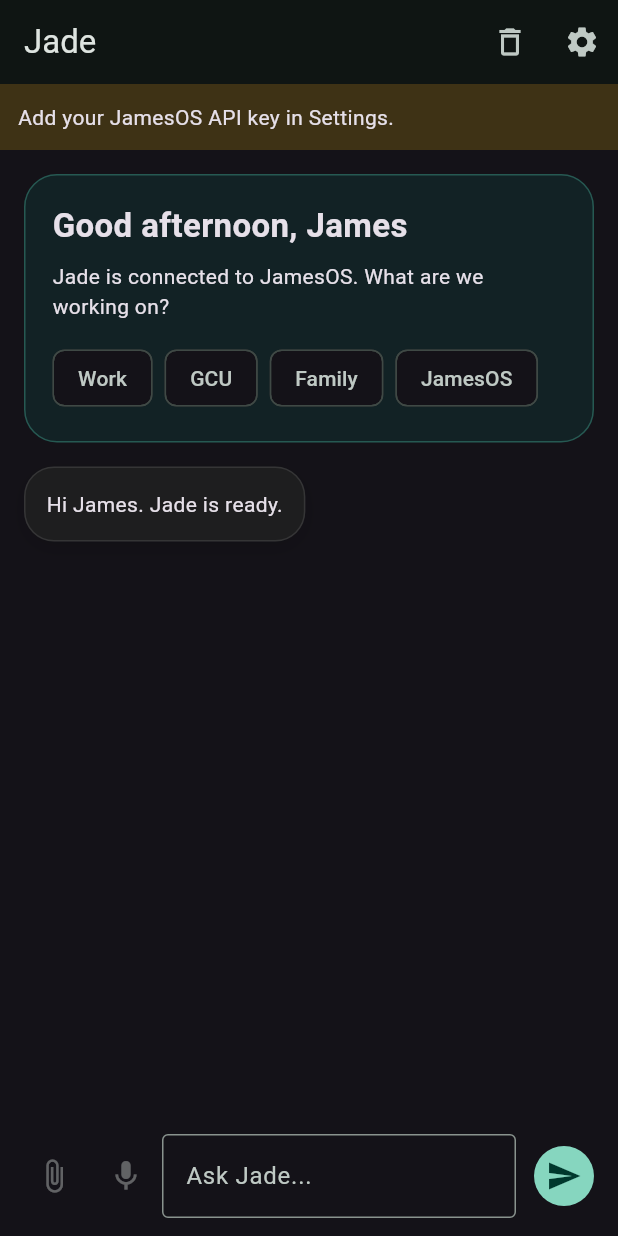
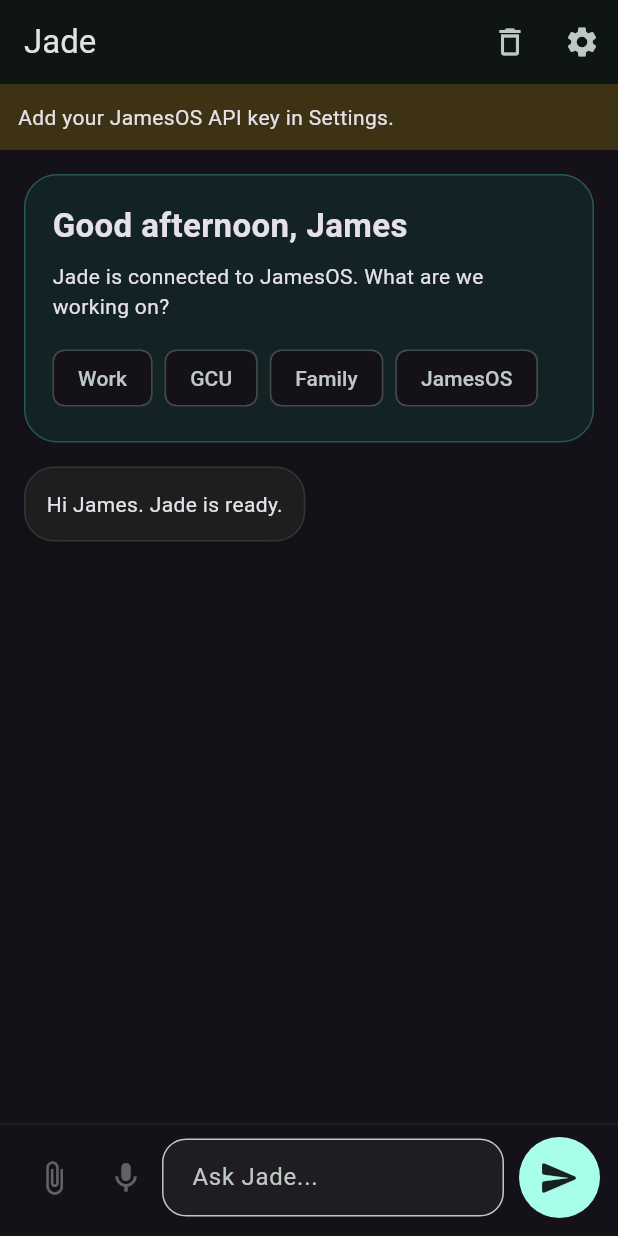
Before and after one commit to thedorfer/JamesOS, a Flutter app: the screen it shows after launch, on a phone screen of 412 x 824 dp. Run offline on Flutter 3.47's test engine with Material 3 defaults, Android fonts, the phone set to English and light mode, and no system bars; drawn by our look-alikes of flutter_markdown; our stand-ins replace shared_preferences.

Commit message:
Polish Jade message input bar

```diff
--- a/apps/jade_app/lib/widgets/message_input.dart
+++ b/apps/jade_app/lib/widgets/message_input.dart
@@ -15,34 +15,65 @@ class MessageInput extends StatelessWidget {
   @override
   Widget build(BuildContext context) {
     return SafeArea(
-      child: Padding(
-        padding: const EdgeInsets.all(12),
+      top: false,
+      child: Container(
+        padding: const EdgeInsets.fromLTRB(12, 8, 12, 12),
+        decoration: BoxDecoration(
+          color: Theme.of(context).scaffoldBackgroundColor.withValues(alpha: 0.96),
+          border: Border(top: BorderSide(color: Colors.white.withValues(alpha: 0.06))),
+        ),
         child: Row(
           children: [
-            IconButton(onPressed: null, icon: const Icon(Icons.attach_file)),
-            IconButton(onPressed: null, icon: const Icon(Icons.mic)),
+            IconButton(
+              tooltip: 'Attach file',
+              onPressed: null,
+              icon: const Icon(Icons.attach_file),
+            ),
+            IconButton(
+              tooltip: 'Voice input',
+              onPressed: null,
+              icon: const Icon(Icons.mic),
+            ),
             Expanded(
               child: TextField(
                 controller: controller,
                 onSubmitted: (_) => onSend(),
                 minLines: 1,
                 maxLines: 4,
-                decoration: const InputDecoration(
+                decoration: InputDecoration(
                   hintText: 'Ask Jade...',
-                  border: OutlineInputBorder(),
+                  filled: true,
+                  fillColor: Colors.white.withValues(alpha: 0.045),
+                  contentPadding: const EdgeInsets.symmetric(horizontal: 16, vertical: 14),
+                  border: OutlineInputBorder(
+                    borderRadius: BorderRadius.circular(16),
+                    borderSide: BorderSide(color: Colors.white.withValues(alpha: 0.12)),
+                  ),
+                  focusedBorder: OutlineInputBorder(
+                    borderRadius: BorderRadius.circular(16),
+                    borderSide: const BorderSide(color: Colors.tealAccent, width: 1.6),
+                  ),
                 ),
               ),
             ),
-            const SizedBox(width: 8),
-            IconButton.filled(
-              onPressed: loading ? null : onSend,
-              icon: loading
-                  ? const SizedBox(
-                      width: 18,
-                      height: 18,
-                      child: CircularProgressIndicator(strokeWidth: 2),
-                    )
-                  : const Icon(Icons.send),
+            const SizedBox(width: 10),
+            SizedBox(
+              height: 54,
+              width: 54,
+              child: IconButton.filled(
+                onPressed: loading ? null : onSend,
+                style: IconButton.styleFrom(
+                  backgroundColor: Colors.tealAccent.shade100,
+                  foregroundColor: Colors.black87,
+                ),
+                icon: loading
+                    ? const SizedBox(
+                        width: 20,
+                        height: 20,
+                        child: CircularProgressIndicator(strokeWidth: 2),
+                      )
+                    : const Icon(Icons.send_rounded, size: 28),
+              ),
             ),
           ],
         ),
```
